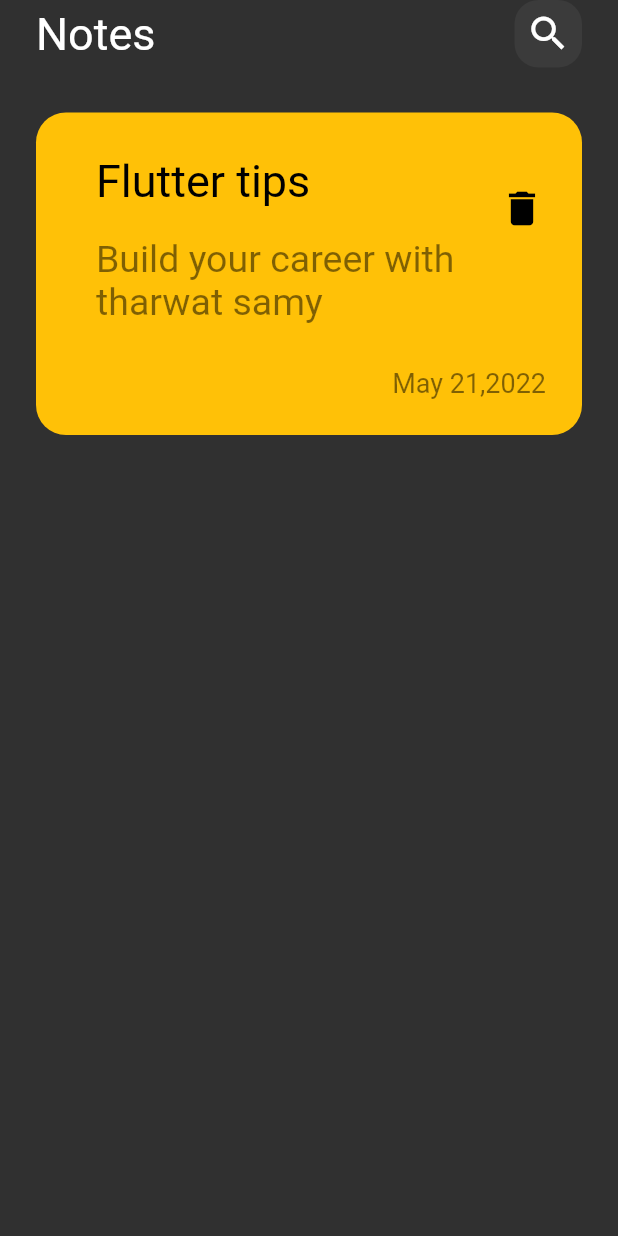
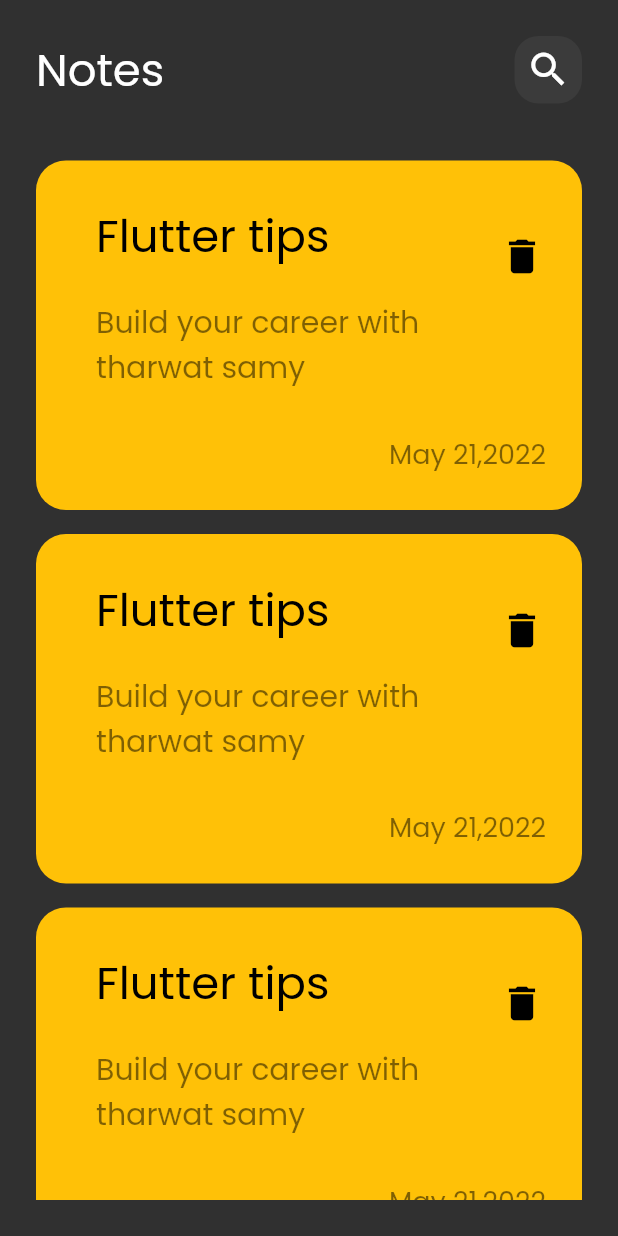
Before and after one commit to Mariamibrahim88/Notes_App, a Flutter app: the screen it shows after launch, on a phone screen of 412 x 824 dp. Run offline on Flutter 3.47's test engine with Material 2 defaults, Android fonts, the phone set to English and light mode, and no system bars.

Commit message:
create notes list view

```diff
--- a/lib/main.dart
+++ b/lib/main.dart
@@ -11,9 +11,7 @@ class NotesApp extends StatelessWidget {
   @override
   Widget build(BuildContext context) {
     return MaterialApp(
-      theme: ThemeData.dark().copyWith(
-          //fontFamily: 'Poppins',
-          ),
+      theme: ThemeData(brightness: Brightness.dark, fontFamily: 'Poppins'),
       debugShowCheckedModeBanner: false,
       home: const NotesView(),
     );
--- a/lib/views/notes_view.dart
+++ b/lib/views/notes_view.dart
@@ -1,22 +1,22 @@
 import 'package:flutter/material.dart';
+import 'package:notes_app/widgets/notes_list_view.dart';
 
 import '../widgets/custom_app_bar.dart';
-import '../widgets/custom_card.dart';
 
 class NotesView extends StatelessWidget {
   const NotesView({super.key});
 
   @override
   Widget build(BuildContext context) {
-    return Scaffold(
+    return const Scaffold(
       body: Padding(
-        padding: EdgeInsets.symmetric(horizontal: 24),
+        padding: EdgeInsets.symmetric(horizontal: 24, vertical: 24),
         child: Column(children: [
           CustomAppBar(),
           SizedBox(
             height: 30,
           ),
-          CustomCard(),
+          Expanded(child: NotesListView())
         ]),
       ),
     );
--- a/lib/widgets/custom_card.dart
+++ b/lib/widgets/custom_card.dart
@@ -15,7 +15,7 @@ class CustomCard extends StatelessWidget {
         crossAxisAlignment: CrossAxisAlignment.end,
         children: [
           ListTile(
-            title: Text(
+            title: const Text(
               'Flutter tips',
               style: TextStyle(fontSize: 30, color: Colors.black),
             ),
@@ -25,12 +25,12 @@ class CustomCard extends StatelessWidget {
                 'Build your career with tharwat samy',
                 //softWrap: true,
                 style: TextStyle(
-                    color: Colors.black.withOpacity(0.5), fontSize: 25),
+                    color: Colors.black.withOpacity(0.5), fontSize: 20),
               ),
             ),
             trailing: IconButton(
               onPressed: () {},
-              icon: Icon(
+              icon: const Icon(
                 Icons.delete,
                 color: Colors.black,
                 size: 30,
--- /dev/null
+++ b/lib/widgets/notes_list_view.dart
@@ -0,0 +1,19 @@
+import 'package:flutter/material.dart';
+
+import 'custom_card.dart';
+
+class NotesListView extends StatelessWidget {
+  const NotesListView({super.key});
+
+  @override
+  Widget build(BuildContext context) {
+    return ListView.builder(
+        physics: const BouncingScrollPhysics(),
+        itemBuilder: (context, index) {
+          return Padding(
+            padding: const EdgeInsets.symmetric(vertical: 8),
+            child: CustomCard(),
+          );
+        });
+  }
+}
```
